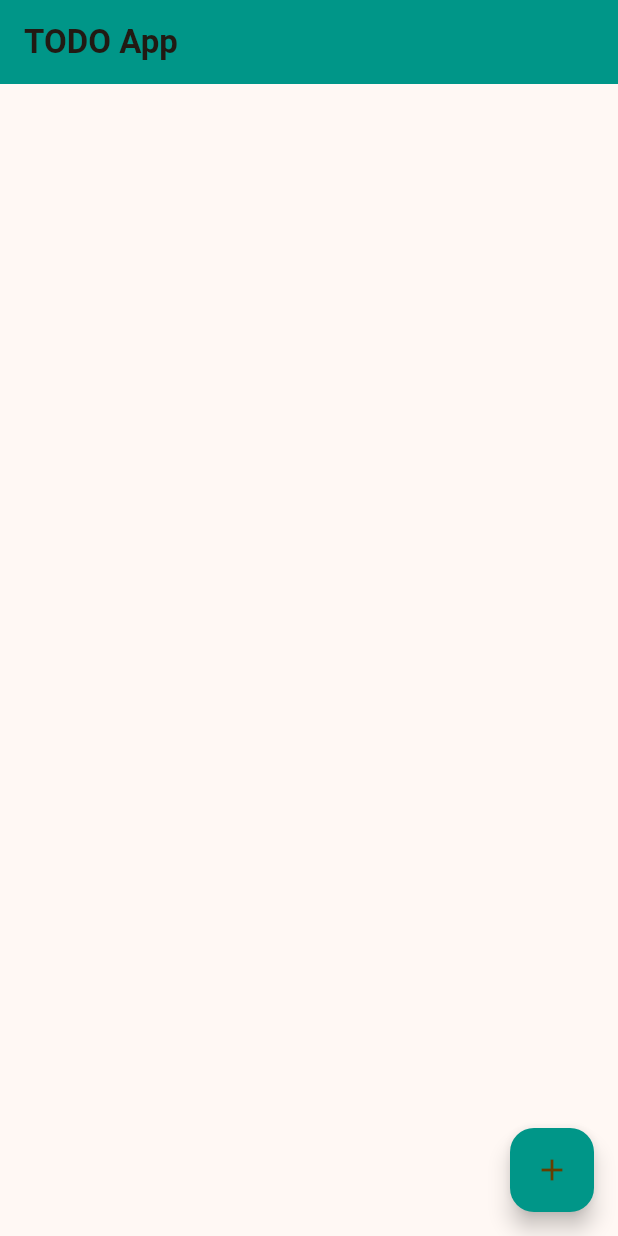
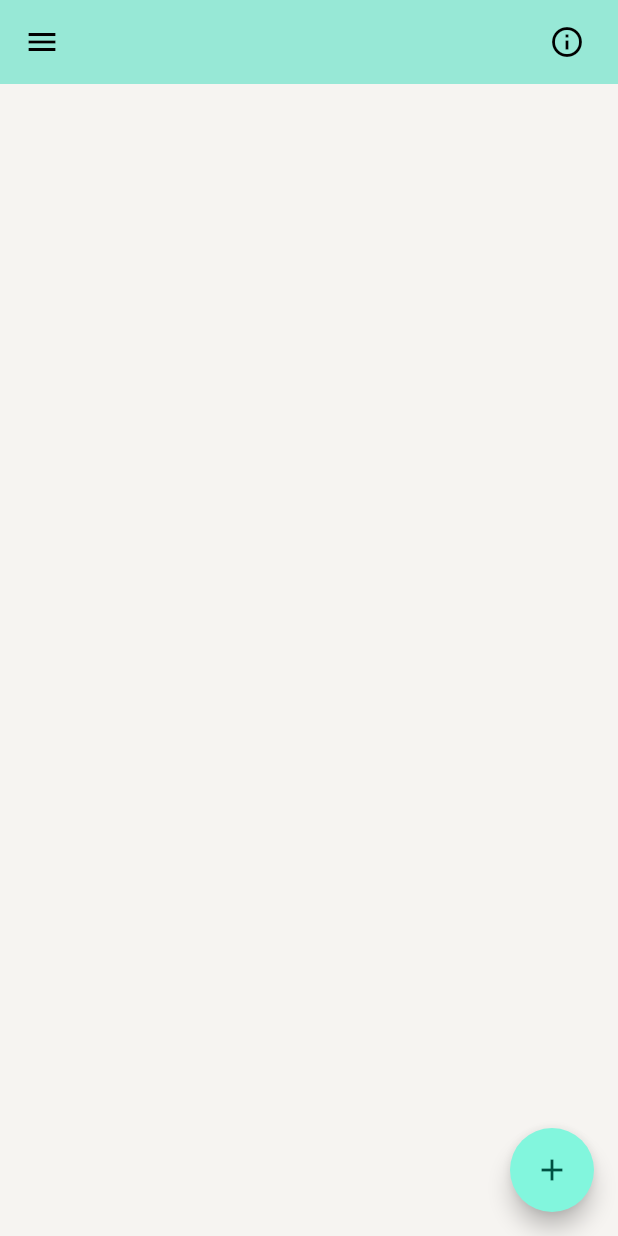
Before and after one commit to hu-hicoder/flutter-workshop-demo, a Flutter app: the screen it shows after launch, on a phone screen of 412 x 824 dp. Run offline on Flutter 3.47's test engine with Material 3 defaults, Android fonts, the phone set to English and light mode, and no system bars; our stand-ins replace google_fonts.

Commit message:
Make partial changes to the design

```diff
--- a/lib/screens/home_screen.dart
+++ b/lib/screens/home_screen.dart
@@ -1,8 +1,8 @@
+import 'package:flutter/cupertino.dart';
 import 'package:flutter/material.dart';
 
 class HomeScreen extends StatefulWidget {
-  const HomeScreen({super.key, required this.title});
-  final String title;
+  const HomeScreen({super.key});
 
   @override
   State<HomeScreen> createState() => _HomeScreenState();
@@ -18,7 +18,7 @@ class TodoItem {
 }
 
 class _HomeScreenState extends State<HomeScreen> {
-  final List<TodoItem> _todoItems = []; // TODOリストを保持するリスト
+  final List<TodoItem> _todoItems = [];
 
   // 新しいタスクを追加する
   void _addTodoItem(String title, String content) {
@@ -90,27 +90,42 @@ class _HomeScreenState extends State<HomeScreen> {
   @override
   Widget build(BuildContext context) {
     return Scaffold(
+      backgroundColor: const Color.fromARGB(255, 246, 244, 241),
       appBar: AppBar(
-        backgroundColor: Colors.teal,
-        title: Text(
-          widget.title,
-          style: const TextStyle(
-            fontWeight: FontWeight.bold,
+        leading: IconButton(
+          icon: const Icon(Icons.menu, color: Colors.black),
+          onPressed: () {
+            //TODO
+          },
+        ),
+        actions: [
+          IconButton(
+            icon: const Icon(Icons.info_outlined, color: Colors.black),
+            onPressed: () {
+              //TODO
+            },
           ),
-        ),
+          const SizedBox(width: 10),
+        ],
+        backgroundColor: const Color.fromARGB(255, 151, 232, 214),
       ),
       body: ListView.builder(
         itemCount: _todoItems.length,
         itemBuilder: (context, index) {
           return Card(
-            margin: const EdgeInsets.symmetric(vertical: 8.0, horizontal: 10.0),
+            color: Colors.white,
+            margin: const EdgeInsets.only(
+              left: 12,
+              right: 12,
+              top: 12,
+            ),
             shape: RoundedRectangleBorder(
-              borderRadius: BorderRadius.circular(15.0),
+              borderRadius: BorderRadius.circular(8.0),
             ),
-            elevation: 5,
+            elevation: 1,
             child: ListTile(
               leading: Checkbox(
-                activeColor: Colors.teal,
+                activeColor: const Color.fromARGB(255, 65, 84, 77),
                 value: _todoItems[index].isDone,
                 onChanged: (bool? value) {
                   _toggleTodoDone(index);
@@ -120,7 +135,7 @@ class _HomeScreenState extends State<HomeScreen> {
                 _todoItems[index].title,
                 style: TextStyle(
                   fontSize: 16.0,
-                  fontWeight: FontWeight.w600,
+                  fontWeight: FontWeight.w400,
                   decoration: _todoItems[index].isDone
                       ? TextDecoration.lineThrough
                       : TextDecoration.none,
@@ -129,7 +144,7 @@ class _HomeScreenState extends State<HomeScreen> {
               subtitle: Text(_todoItems[index].content,
                   style: const TextStyle(fontSize: 14.0, color: Colors.grey)),
               trailing: IconButton(
-                icon: const Icon(Icons.delete, color: Colors.redAccent),
+                icon: const Icon(Icons.delete_outlined, color: Colors.black),
                 onPressed: () {
                   _removeTodoItem(index);
                 },
@@ -139,7 +154,8 @@ class _HomeScreenState extends State<HomeScreen> {
         },
       ),
       floatingActionButton: FloatingActionButton(
-        backgroundColor: Colors.teal,
+        shape: const CircleBorder(),
+        backgroundColor: const Color.fromARGB(255, 130, 246, 221),
         onPressed: _displayAddTodoDialog,
         tooltip: 'タスクを追加',
         child: const Icon(Icons.add),
--- a/lib/todo_app.dart
+++ b/lib/todo_app.dart
@@ -1,5 +1,6 @@
 import 'package:flutter/material.dart';
 import 'package:flutter_workshop_demo/screens/home_screen.dart';
+import 'package:google_fonts/google_fonts.dart';
 
 class MyApp extends StatelessWidget {
   const MyApp({super.key});
@@ -9,10 +10,13 @@ class MyApp extends StatelessWidget {
     return MaterialApp(
       title: 'TODO App',
       theme: ThemeData(
-        colorScheme: ColorScheme.fromSeed(seedColor: Colors.orange.shade400),
+        colorScheme: ColorScheme.fromSeed(
+            seedColor: const Color.fromARGB(255, 79, 255, 217)),
         useMaterial3: true,
+        textTheme: GoogleFonts.robotoMonoTextTheme(),
       ),
-      home: const HomeScreen(title: 'TODO App'),
+      home: const HomeScreen(),
+      debugShowCheckedModeBanner: false,
     );
   }
 }
--- a/pubspec.yaml
+++ b/pubspec.yaml
@@ -35,6 +35,7 @@ dependencies:
   # The following adds the Cupertino Icons font to your application.
   # Use with the CupertinoIcons class for iOS style icons.
   cupertino_icons: ^1.0.8
+  google_fonts: ^6.2.1
 
 dev_dependencies:
   flutter_test:
```
Also changed, not shown: pubspec.lock, 1 other file.
